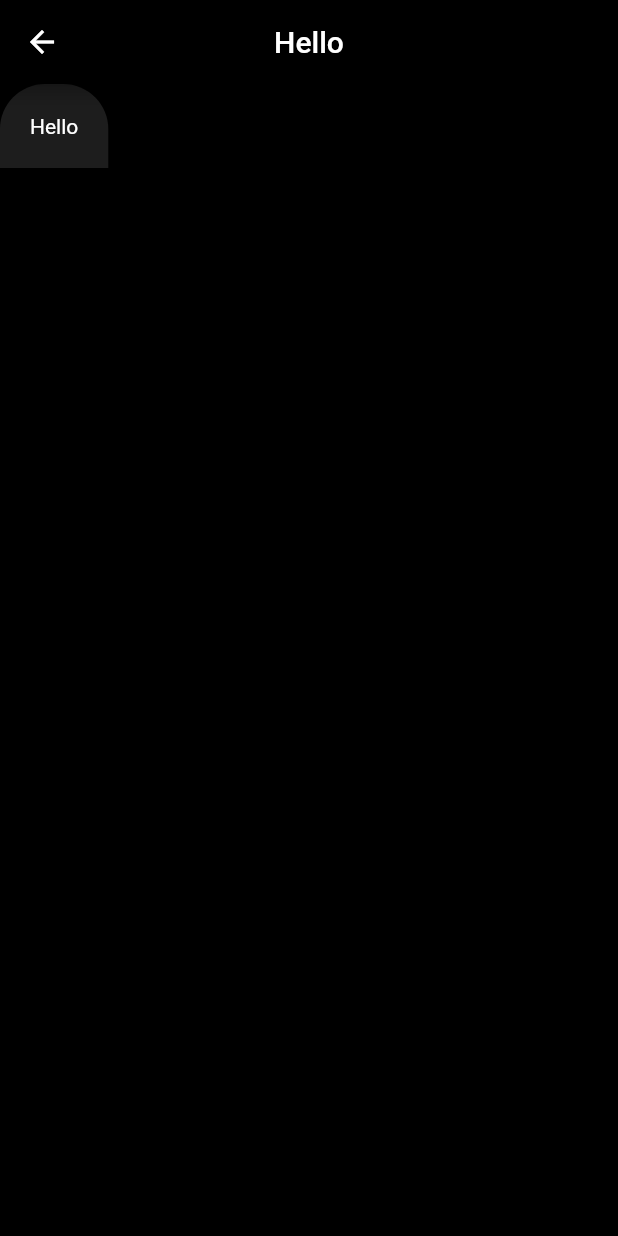
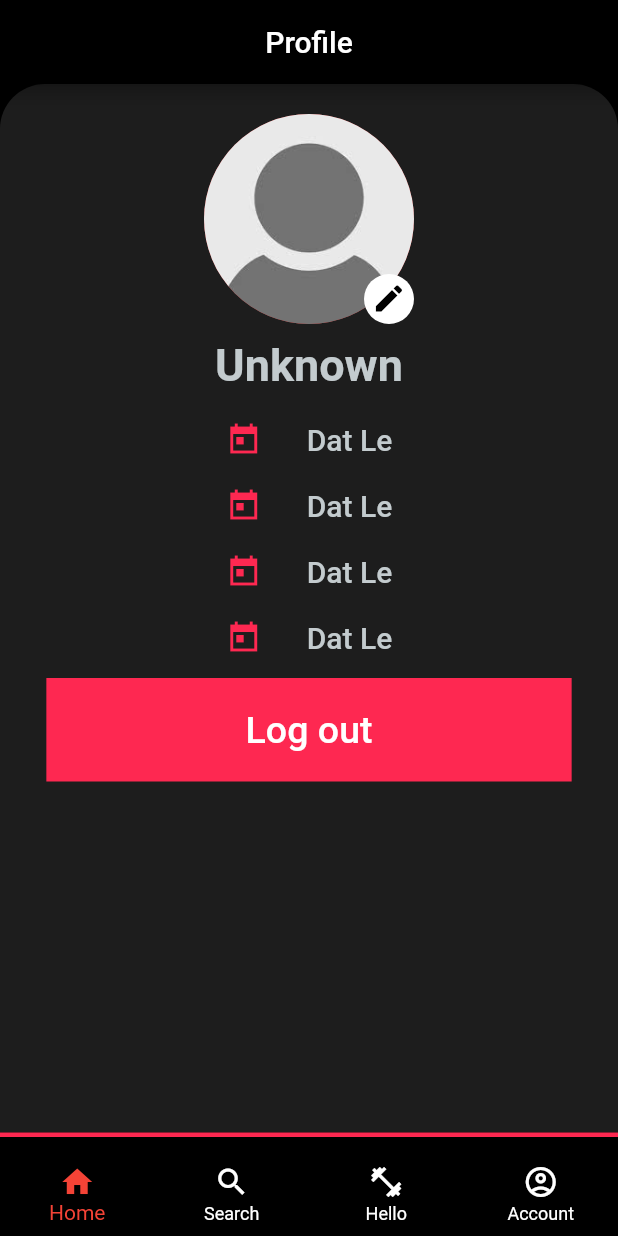
Before and after one commit to thanhdat369/HCI-PT-Booking, a Flutter app: the screen it shows after launch, on a phone screen of 412 x 824 dp. Run offline on Flutter 3.47's test engine with Material 2 defaults, Android fonts, the phone set to English and light mode, and no system bars; Roboto replaces fonts that are missing (ProductSans).

Commit message:
Structure folder and create container rounded widget

```diff
--- a/lib/main.dart
+++ b/lib/main.dart
@@ -1,6 +1,6 @@
 import 'package:flutter/material.dart';
+import 'package:hci_booking_pt/screens/user_screen/components/user_screen_back_button.dart';
 import 'package:hci_booking_pt/screens/user_screen/profile.dart';
-import 'package:hci_booking_pt/screens/user_screen/user_screen_back_button.dart';
 import 'package:hci_booking_pt/theme/colors.dart';
 
 
@@ -13,7 +13,7 @@ class MyApp extends StatelessWidget {
 
   @override
   Widget build(BuildContext context) {
-    return MaterialApp(
+    var materialApp = MaterialApp(
       debugShowCheckedModeBanner: false,
       theme: ThemeData(
           textTheme: TextTheme(
@@ -25,7 +25,9 @@ class MyApp extends StatelessWidget {
             fontFamily: "ProductSans",
           ),
           primarySwatch: Colors.red),
-      home: UserScreenBackButton(child: Text("Hello"),title: "Hello",),
+      // home: UserScreenBackButton(child: Text("Hello"),title: "Hello",),
+      home: Profile(),
     );
+    return materialApp;
   }
 }
--- /dev/null
+++ b/lib/screens/user_screen/components/container_rounded.dart
@@ -0,0 +1,21 @@
+import 'package:flutter/material.dart';
+import 'package:hci_booking_pt/theme/colors.dart';
+class ContainerRounded extends StatelessWidget {
+  Widget child;
+  ContainerRounded({Key key,@required this.child}) : super(key: key);
+
+  @override
+  Widget build(BuildContext context) {
+    Size size = MediaQuery.of(context).size;
+    return Container(
+        height: size.height,
+        width: double.infinity,
+        padding: EdgeInsets.all(20),
+        decoration: BoxDecoration(
+            borderRadius: BorderRadius.only(
+                topLeft: Radius.circular(30), topRight: Radius.circular(30)),
+            color: MainColors.kSoftDark),
+        child: this.child,
+      );
+  }
+}
--- a/lib/screens/user_screen/user_screen.dart
+++ b/lib/screens/user_screen/components/user_screen.dart
@@ -1,4 +1,5 @@
 import 'package:flutter/material.dart';
+import 'package:hci_booking_pt/screens/user_screen/components/container_rounded.dart';
 import 'package:hci_booking_pt/theme/colors.dart';
 
 class UserScreen extends StatefulWidget {
@@ -21,13 +22,7 @@ class _UserScreenState extends State<UserScreen> {
         centerTitle: true,
       ),
       backgroundColor: MainColors.kDark,
-      body: Container(
-        padding: EdgeInsets.all(20),
-        decoration: BoxDecoration(
-            borderRadius: BorderRadius.only(
-                topLeft: Radius.circular(30), topRight: Radius.circular(30)),
-            color: MainColors.kSoftDark
-            ),
+      body: ContainerRounded(
         child: this.widget.child,
       ),
       bottomNavigationBar: Container(
--- a/lib/screens/user_screen/user_screen_back_button.dart
+++ b/lib/screens/user_screen/components/user_screen_back_button.dart
@@ -1,4 +1,5 @@
 import 'package:flutter/material.dart';
+import 'package:hci_booking_pt/screens/user_screen/components/container_rounded.dart';
 import 'package:hci_booking_pt/theme/colors.dart';
 
 class UserScreenBackButton extends StatefulWidget {
@@ -12,7 +13,6 @@ class UserScreenBackButton extends StatefulWidget {
 class _UserScreenBackButtonState extends State<UserScreenBackButton> {
   @override
   Widget build(BuildContext context) {
-    Size size = MediaQuery.of(context).size;
     return Scaffold(
       appBar: AppBar(
         backgroundColor: MainColors.kDark,
@@ -21,12 +21,7 @@ class _UserScreenBackButtonState extends State<UserScreenBackButton> {
         centerTitle: true,
       ),
       backgroundColor: MainColors.kDark,
-      body: Container(
-        padding: EdgeInsets.all(20),
-        decoration: BoxDecoration(
-            borderRadius: BorderRadius.only(
-                topLeft: Radius.circular(30), topRight: Radius.circular(30)),
-            color: MainColors.kSoftDark),
+      body: ContainerRounded(
         child: this.widget.child,
       ),
     );
--- a/lib/screens/user_screen/profile.dart
+++ b/lib/screens/user_screen/profile.dart
@@ -1,7 +1,7 @@
 import 'package:flutter/material.dart';
 import 'package:flutter/cupertino.dart';
 import 'package:hci_booking_pt/components/rounded_button.dart';
-import 'package:hci_booking_pt/screens/user_screen/user_screen.dart';
+import 'package:hci_booking_pt/screens/user_screen/components/user_screen.dart';
 import 'package:hci_booking_pt/theme/colors.dart';
 
 class CircleAvtAccount extends StatelessWidget {
@@ -71,11 +71,6 @@ class Profile extends StatelessWidget {
       child: profileView(),
     );
   }
-
-  Widget myExpand(Widget a) {
-    return null;
-  }
-
   Widget profileView() {
     return Column(
       children: <Widget>[
```
